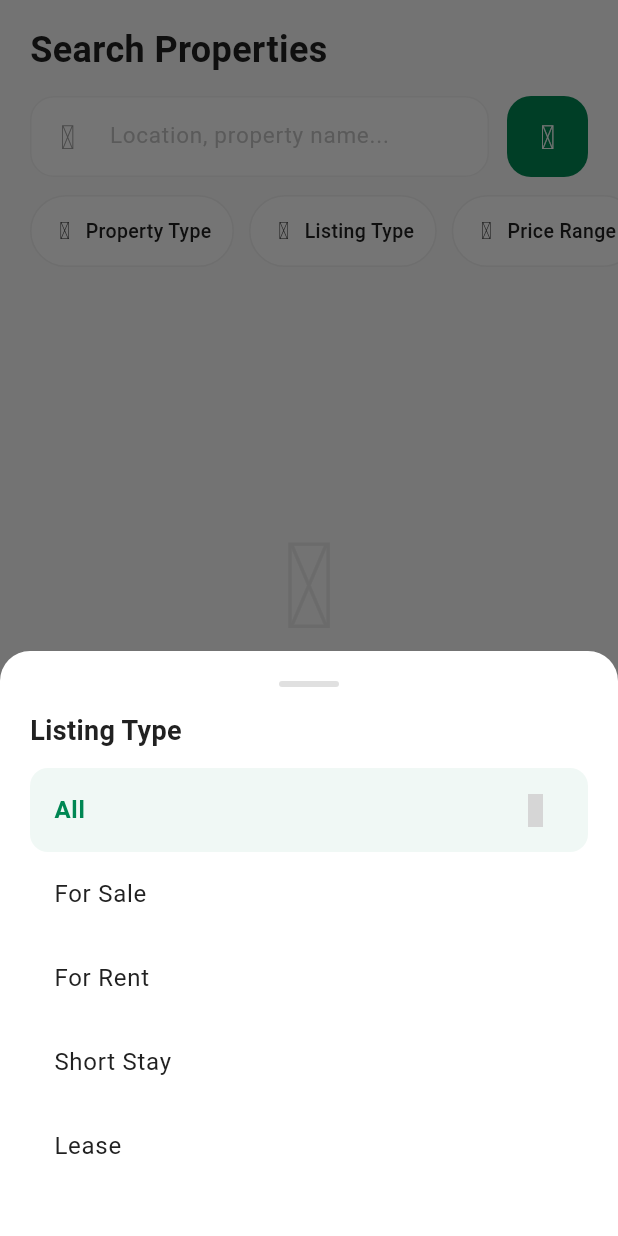
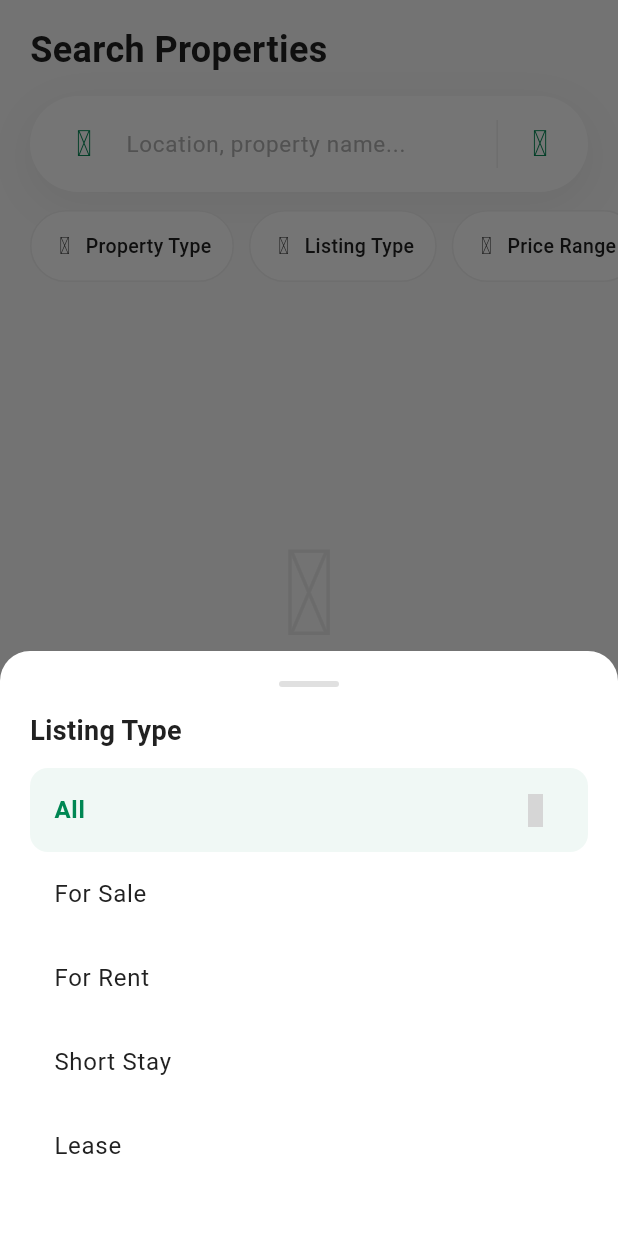
Before and after one commit to Bigdreams415/Rental-Guide, a Flutter app: the SearchScreen screen opened directly, after a tap on "Listing Type", on a phone screen of 412 x 824 dp. Run offline on Flutter 3.47's test engine with Material 3 defaults, Android fonts, the phone set to English and light mode, and no system bars; our stand-ins replace flutter_secure_storage, flutter_svg, iconsax, image_picker; missing offline and left inert: nigeria_lg_state_city; accounts and stored records are empty; network calls fail; statements that could not run were skipped; grey boxes are pictures that could not be loaded.

Commit message:
chore: redesign search screen search bar

```diff
--- a/lib/features/search/screens/search_screen.dart
+++ b/lib/features/search/screens/search_screen.dart
@@ -141,30 +141,51 @@ class _SearchScreenState extends State<SearchScreen> {
             children: [
               Expanded(
                 child: Container(
-                  height: 54,
+                  height: 64,
                   decoration: BoxDecoration(
                     color: AppColors.surface,
-                    borderRadius: BorderRadius.circular(16),
-                    border: Border.all(
-                      color: AppColors.greyLight.withValues(alpha: 0.4),
+                    borderRadius: BorderRadius.circular(32),
+                    boxShadow: [
+                      BoxShadow(
+                        color: AppColors.grey.withValues(alpha: 0.15),
+                        blurRadius: 24,
+                        offset: const Offset(0, 8),
                       ),
+                    ],
                   ),
                   child: Consumer<SearchProvider>(
                     builder: (_, provider, __) {
-                      return TextField(
+                      return Row(
+                        children: [
+                          const SizedBox(width: 8),
+                          Expanded(
+                            child: TextField(
                               controller: _searchController,
                               focusNode: _searchFocusNode,
                               textInputAction: TextInputAction.search,
+                              style: const TextStyle(
+                                fontSize: 16,
+                                color: AppColors.textPrimary,
+                                fontWeight: FontWeight.w500,
+                              ),
                               decoration: InputDecoration(
                                 hintText: 'Location, property name...',
                                 hintStyle: TextStyle(
-                            color: AppColors.grey.withValues(alpha: 0.6),
+                                  color: AppColors.grey.withValues(alpha: 0.8),
                                   fontSize: 15,
+                                  fontWeight: FontWeight.w400,
                                 ),
-                          prefixIcon: const Icon(
-                            Iconsax.search_normal,
-                            color: AppColors.grey,
-                            size: 22,
+                                prefixIcon: Padding(
+                                  padding: const EdgeInsets.only(left: 16, right: 12),
+                                  child: Icon(
+                                    Iconsax.search_normal_1,
+                                    color: AppColors.primary,
+                                    size: 24,
+                                  ),
+                                ),
+                                prefixIconConstraints: const BoxConstraints(
+                                  minWidth: 40,
+                                  minHeight: 40,
                                 ),
                                 suffixIcon: _searchController.text.isNotEmpty
                                     ? IconButton(
@@ -176,42 +197,48 @@ class _SearchScreenState extends State<SearchScreen> {
                                         onPressed: () {
                                           _searchController.clear();
                                           provider.clearAll();
+                                          setState(() {});
                                         },
                                       )
                                     : null,
                                 border: InputBorder.none,
-                          contentPadding: const EdgeInsets.symmetric(
-                            horizontal: 20,
-                            vertical: 16,
-                          ),
+                                contentPadding: const EdgeInsets.symmetric(vertical: 20),
                               ),
                               onChanged: (value) {
                                 setState(() {});
                                 provider.onSearchChanged(value);
                               },
                               onSubmitted: (_) => provider.search(),
-                      );
-                    },
+                            ),
+                          ),
+                          Container(
+                            height: 32,
+                            width: 1,
+                            color: AppColors.greyLight.withValues(alpha: 0.5),
+                          ),
+                          Padding(
+                            padding: const EdgeInsets.only(right: 8, left: 4),
+                            child: Material(
+                              color: Colors.transparent,
+                              child: InkWell(
+                                borderRadius: BorderRadius.circular(24),
+                                onTap: _openAdvancedFilters,
+                                splashColor: AppColors.primary.withValues(alpha: 0.1),
+                                highlightColor: AppColors.primary.withValues(alpha: 0.05),
+                                child: Container(
+                                  padding: const EdgeInsets.all(12),
+                                  child: Icon(
+                                    Iconsax.setting_4,
+                                    color: AppColors.primary,
+                                    size: 24,
                                   ),
                                 ),
                               ),
-              const SizedBox(width: 12),
-              GestureDetector(
-                onTap: () {
-                  _searchFocusNode.unfocus();
-                  context.read<SearchProvider>().search();
+                            ),
+                          ),
+                        ],
+                      );
                     },
-                child: Container(
-                  height: 54,
-                  width: 54,
-                  decoration: BoxDecoration(
-                    color: AppColors.primary,
-                    borderRadius: BorderRadius.circular(16),
-                  ),
-                  child: const Icon(
-                    Iconsax.search_normal,
-                    color: Colors.white,
-                    size: 22,
                   ),
                 ),
               ),
```
Lines whose indentation alone changed are shown as unchanged.
